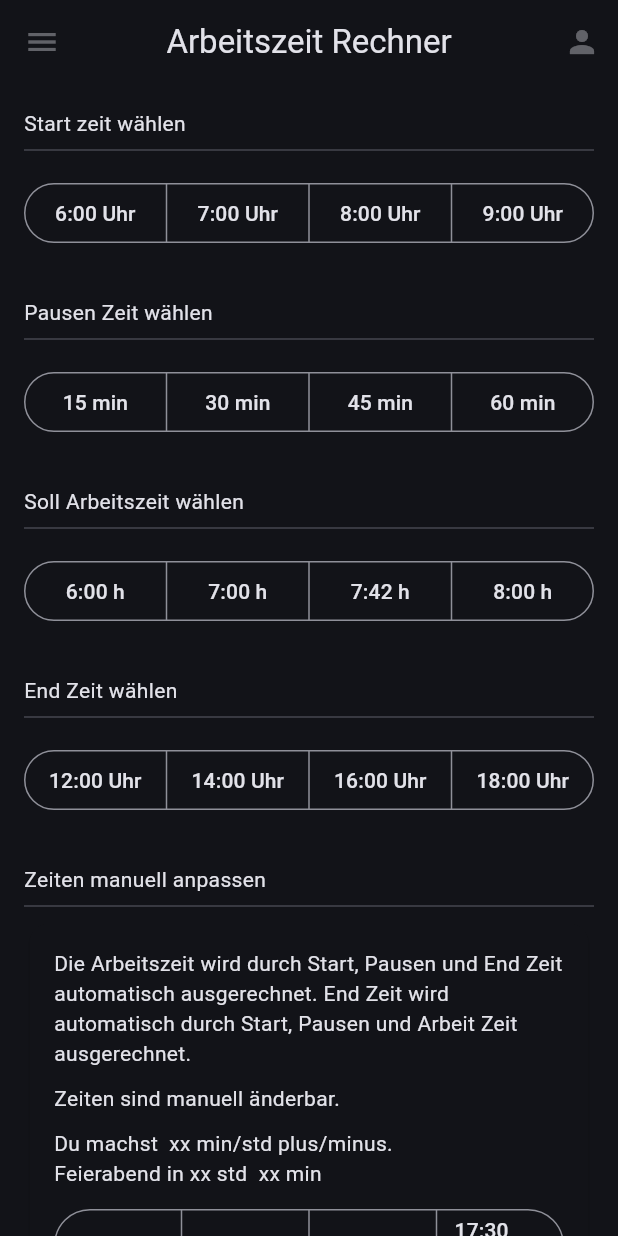
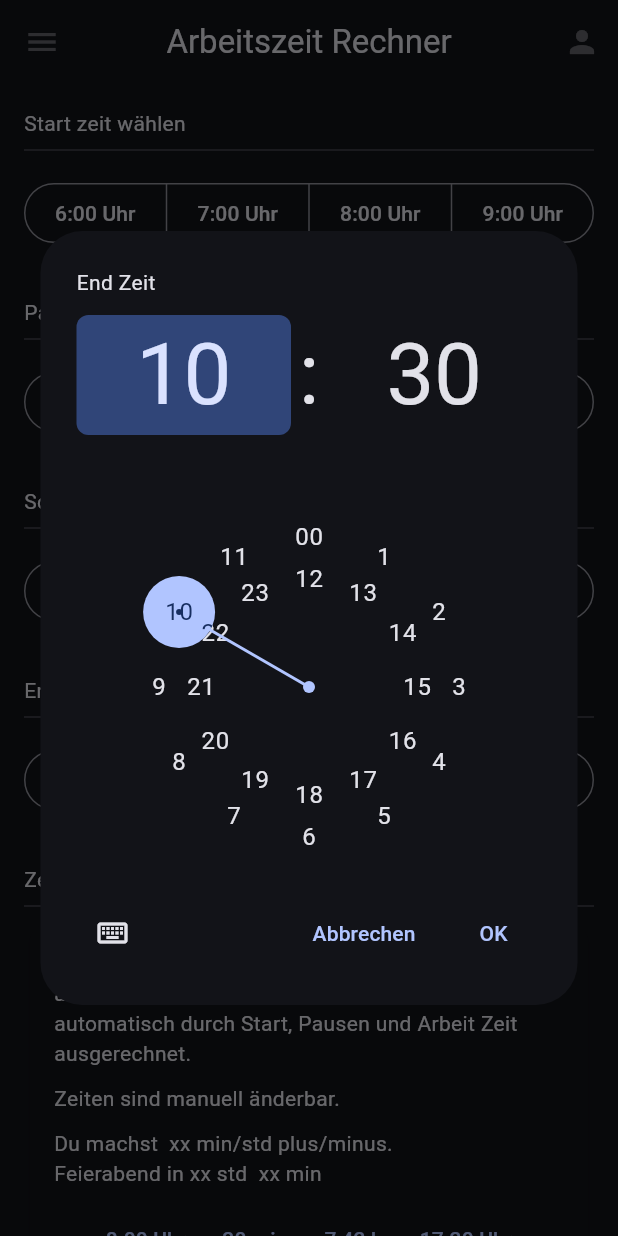
Before and after one commit to Riksorax/Work-Time-Manager, a Flutter app: the screen it shows after launch, after a tap on "17:30 Uhr", on a phone screen of 412 x 824 dp. Run offline on Flutter 3.47's test engine with Material 3 defaults, Android fonts, the phone set to English and light mode, and no system bars; our stand-ins replace flutter_riverpod, riverpod_annotation, shared_preferences; generated files the repository leaves out were written again.

Commit message:
Added shared prefs repositories Edited the start page

```diff
--- a/lib/features/presentation/widgets/change_break_time.dart
+++ b/lib/features/presentation/widgets/change_break_time.dart
@@ -1,16 +1,20 @@
 import 'package:flutter/material.dart';
-import 'package:flutter_work_time/features/provider/entities/time_slots.dart';
+import 'package:flutter_riverpod/flutter_riverpod.dart';
+import 'package:flutter_work_time/features/providers/break_time_change.notifier.dart';
 
-class ChangeBreakTime extends StatefulWidget {
+import '../../providers/entities/time_slots.dart';
+
+class ChangeBreakTime extends ConsumerStatefulWidget {
   const ChangeBreakTime({Key? key}) : super(key: key);
 
   @override
-  _ChangeBreakTimeState createState() => _ChangeBreakTimeState();
+  ConsumerState<ChangeBreakTime> createState() => _ChangeBreakTimeState();
 }
 
-class _ChangeBreakTimeState extends State<ChangeBreakTime> {
+class _ChangeBreakTimeState extends ConsumerState<ChangeBreakTime> {
   @override
   Widget build(BuildContext context) {
+    DateTime defaultBreak = ref.watch(breakTimeChangeNotifierProvider.notifier).state;
     Set<BreakTime> timeSlots = <BreakTime>{};
     return Container(
       margin: const EdgeInsets.only(left: 16, right: 16),
--- a/lib/features/presentation/widgets/change_end_time.dart
+++ b/lib/features/presentation/widgets/change_end_time.dart
@@ -1,5 +1,6 @@
 import 'package:flutter/material.dart';
-import 'package:flutter_work_time/features/provider/entities/time_slots.dart';
+
+import '../../providers/entities/time_slots.dart';
 
 class ChangeEndTime extends StatefulWidget {
   const ChangeEndTime({Key? key}) : super(key: key);
--- a/lib/features/presentation/widgets/change_start_time.dart
+++ b/lib/features/presentation/widgets/change_start_time.dart
@@ -1,5 +1,6 @@
 import 'package:flutter/material.dart';
-import 'package:flutter_work_time/features/provider/entities/time_slots.dart';
+
+import '../../providers/entities/time_slots.dart';
 
 class ChangeStartTime extends StatefulWidget {
   const ChangeStartTime({super.key});
--- a/lib/features/presentation/widgets/change_work_time.dart
+++ b/lib/features/presentation/widgets/change_work_time.dart
@@ -1,5 +1,6 @@
 import 'package:flutter/material.dart';
-import 'package:flutter_work_time/features/provider/entities/time_slots.dart';
+
+import '../../providers/entities/time_slots.dart';
 
 class ChangeWorkTime extends StatefulWidget {
   const ChangeWorkTime({Key? key}) : super(key: key);
--- a/lib/features/presentation/widgets/manual_time_picker.dart
+++ b/lib/features/presentation/widgets/manual_time_picker.dart
@@ -1,5 +1,4 @@
 import 'package:flutter/material.dart';
-import 'package:flutter_work_time/features/provider/entities/time_slots.dart';
 
 class ManualTimePicker extends StatefulWidget {
   const ManualTimePicker({super.key});
@@ -9,9 +8,10 @@ class ManualTimePicker extends StatefulWidget {
 }
 
 class _ManualTimePickerState extends State<ManualTimePicker> {
+
   @override
   Widget build(BuildContext context) {
-    Set<ManualTime> timeSlots = <ManualTime>{};
+
     return Container(
       padding: const EdgeInsets.only(left: 16, right: 16),
       child: Column(
@@ -37,34 +37,61 @@ class _ManualTimePickerState extends State<ManualTimePicker> {
                   const Padding(padding: EdgeInsets.only(bottom: 10)),
                   SizedBox(
                     width: double.infinity,
-                    child: SegmentedButton(
-                      segments: const <ButtonSegment<ManualTime>>[
-                        ButtonSegment<ManualTime>(
-                          value: ManualTime.startTime,
-                          label: Text('8:00 Uhr'),
-                        ),
-                        ButtonSegment<ManualTime>(
-                          value: ManualTime.breakTime,
-                          label: Text('30 min'),
-                        ),
-                        ButtonSegment<ManualTime>(
-                          value: ManualTime.workHour,
-                          label: Text('7,42 h'),
-                        ),
-                        ButtonSegment<ManualTime>(
-                          value: ManualTime.endTime,
-                          label: Text('17:30 Uhr'),
-                        ),
+                    child: Column(
+                      children: [
+                        OverflowBar(
+                          children: [
+                            TextButton(
+                              child: const Text('8:00 Uhr'),
+                              onPressed: () {
+                                showTimePicker(
+                                    context: context,
+                                    initialTime: TimeOfDay.now(),
+                                    cancelText: "Abbrechen",
+                                    helpText: "Start Zeit",
+                                    hourLabelText: "Stunden",
+                                    minuteLabelText: "Minuten");
+                              },
+                            ),
+                            TextButton(
+                              child: const Text('30 min'),
+                              onPressed: () {
+                                showTimePicker(
+                                    context: context,
+                                    initialTime: TimeOfDay.now(),
+                                    cancelText: "Abbrechen",
+                                    helpText: "Pause",
+                                    hourLabelText: "Stunden",
+                                    minuteLabelText: "Minuten");
+                              },
+                            ),
+                            TextButton(
+                              child: const Text('7,42 h'),
+                              onPressed: () {
+                                showTimePicker(
+                                    context: context,
+                                    initialTime: TimeOfDay.now(),
+                                    cancelText: "Abbrechen",
+                                    helpText: "Arbeits Stunden",
+                                    hourLabelText: "Stunden",
+                                    minuteLabelText: "Minuten");
+                              },
+                            ),
+                            TextButton(
+                              child: const Text('17:30 Uhr'),
+                              onPressed: () {
+                                showTimePicker(
+                                    context: context,
+                                    initialTime: TimeOfDay.now(),
+                                    cancelText: "Abbrechen",
+                                    helpText: "End Zeit",
+                                    hourLabelText: "Stunden",
+                                    minuteLabelText: "Minuten");
+                              },
+                            ),
+                          ],
+                        )
                       ],
-                      selected: timeSlots,
-                      onSelectionChanged: (Set<ManualTime> newSelection) {
-                        setState(
-                              () {
-                            timeSlots = newSelection;
-                          },
-                        );
-                      },
-                      emptySelectionAllowed: true,
                     ),
                   ),
                 ],
--- /dev/null
+++ b/lib/features/providers/break_time_change.notifier.dart
@@ -0,0 +1,15 @@
+import 'package:riverpod_annotation/riverpod_annotation.dart';
+
+part 'break_time_change.notifier.g.dart';
+
+@riverpod
+class BreakTimeChangeNotifier extends _$BreakTimeChangeNotifier {
+  @override
+  DateTime build() {
+    return DateTime.now().add(const Duration(hours: 00 ,minutes: 30));
+  }
+
+  void setStartTimeChange(DateTime breakTime){
+    state = breakTime;
+  }
+}
--- a/lib/main.dart
+++ b/lib/main.dart
@@ -1,7 +1,7 @@
 import 'package:flutter/material.dart';
 import 'package:flutter_riverpod/flutter_riverpod.dart';
 import 'package:flutter_work_time/features/presentation/work_time_screen.dart';
-import 'package:flutter_work_time/theme.dart';
+import 'package:flutter_work_time/features/shared/presentation/theme/theme.dart';
 
 void main() {
   runApp(const ProviderScope(child: WorkTimeCalculate()));
@@ -35,7 +35,9 @@ class WorkTimeCalculate extends ConsumerWidget {
             ),
           ],
         ),
-        body: const WorkTimeScreen(),
+        body: const SingleChildScrollView(
+          child: WorkTimeScreen(),
+        ),
       ),
     );
   }
```
Also changed, not shown: lib/features/providers/end_time_change.notifier.dart (added, +15 -0 lines), lib/features/providers/start_time_change.notifier.dart (added, +15 -0 lines), lib/features/providers/work_time_change.notifier.dart (added, +15 -0 lines), lib/features/shared/data/repositories/shared_prefs_repositories.dart (added, +45 -0 lines), lib/features/shared/domain/repositories/ishared_pres_repository.dart (added, +17 -0 lines), lib/features/shared/providers/shared_prefs_repository.provider.dart (added, +13 -0 lines), pubspec.yaml (+7 -8 lines), lib/features/providers/entities/time_slots.dart (renamed from lib/features/provider/entities/time_slots.dart), lib/features/shared/presentation/theme/theme.dart (renamed from lib/theme.dart), lib/features/shared/services/calculate_working_time.dart (added), pubspec.lock, 1 other file.
